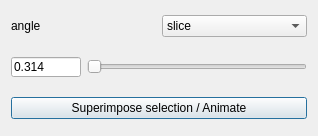
Qt form SciDataTool/GUI/WDataExtractor/WDataExtractor.ui (Eomys/SciDataTool) before a commit.
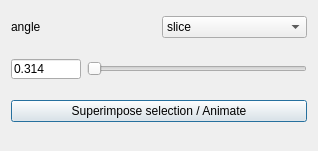
The same form after that commit. Custom widgets are drawn as their Qt base class.

Commit message: [NF] : Modifying what we show inside WDataExtractor and successfully generating a 2D plot according to the UI.

Patch:
```diff
--- a/SciDataTool/GUI/WDataExtractor/WDataExtractor.ui
+++ b/SciDataTool/GUI/WDataExtractor/WDataExtractor.ui
@@ -7,7 +7,7 @@
     <x>0</x>
     <y>0</y>
     <width>318</width>
-    <height>136</height>
+    <height>151</height>
    </rect>
   </property>
   <property name="windowTitle">
@@ -202,6 +202,22 @@
      </property>
     </widget>
    </item>
+   <item>
+    <spacer name="verticalSpacer_3">
+     <property name="orientation">
+      <enum>Qt::Vertical</enum>
+     </property>
+     <property name="sizeType">
+      <enum>QSizePolicy::Fixed</enum>
+     </property>
+     <property name="sizeHint" stdset="0">
+      <size>
+       <width>20</width>
+       <height>10</height>
+      </size>
+     </property>
+    </spacer>
+   </item>
   </layout>
  </widget>
  <customwidgets>
```
The commit also changes 11 other files.
